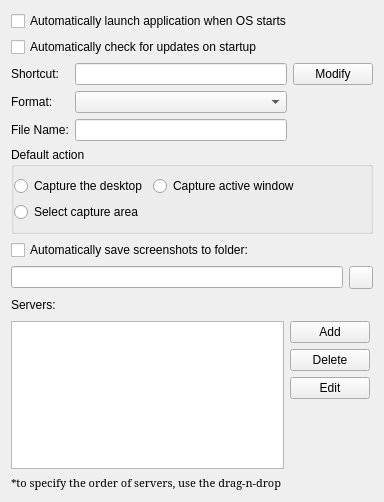
Before: the Qt Designer form qScreenshot/src/optionswidget.ui in etopian/qscreenshot, drawn with Qt 5.
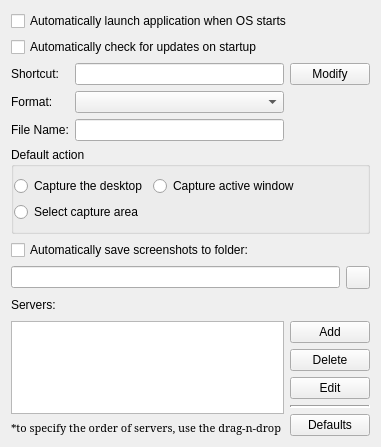
After: the same form once the commit is applied. Icons and pictures are not drawn.

The edit to the form file:
```diff
--- a/qScreenshot/src/optionswidget.ui
+++ b/qScreenshot/src/optionswidget.ui
@@ -6,8 +6,8 @@
    <rect>
     <x>0</x>
     <y>0</y>
-    <width>384</width>
-    <height>502</height>
+    <width>370</width>
+    <height>443</height>
    </rect>
   </property>
   <property name="windowTitle">
@@ -254,6 +254,23 @@
          </property>
         </spacer>
        </item>
+       <item>
+        <widget class="Line" name="line">
+         <property name="lineWidth">
+          <number>2</number>
+         </property>
+         <property name="orientation">
+          <enum>Qt::Horizontal</enum>
+         </property>
+        </widget>
+       </item>
+       <item>
+        <widget class="QPushButton" name="pb_defaults">
+         <property name="text">
+          <string>Defaults</string>
+         </property>
+        </widget>
+       </item>
       </layout>
      </item>
      <item>
```
